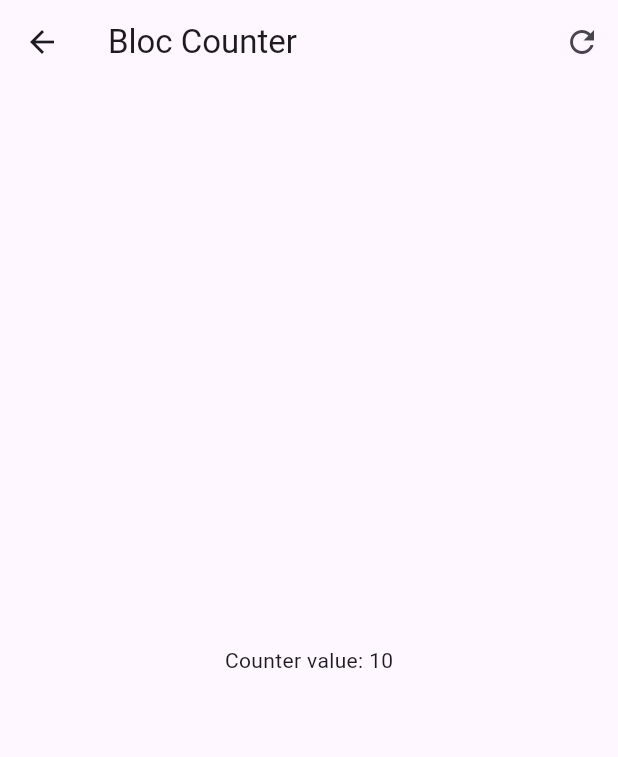
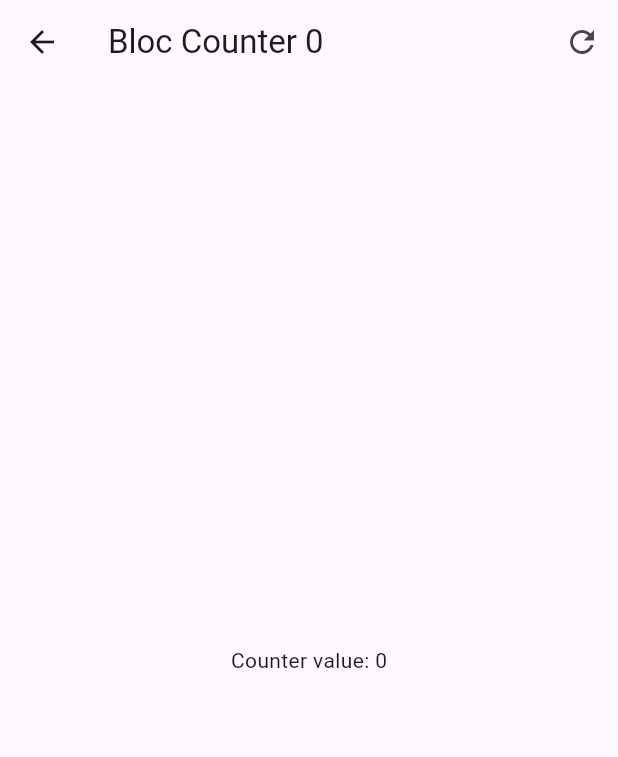
Before and after one commit to jllanas1986/Flutter-Blocs-Cubits-Forms-app, a Flutter app: the BlocCounterView screen opened directly, after a tap on the "refresh" icon, on a phone screen of 412 x 824 dp. Shown: the top 757 px of the screen. Run offline on Flutter 3.47's test engine with Material 2 defaults, Android fonts, the phone set to English and light mode, and no system bars; our stand-ins replace equatable, flutter_bloc, go_router.

Commit message:
counter change

```diff
--- a/lib/presentation/blocs/counter-bloc/counter_bloc.dart
+++ b/lib/presentation/blocs/counter-bloc/counter_bloc.dart
@@ -9,12 +9,21 @@ class CounterBloc extends Bloc<CounterEvent, CounterState> {
   CounterBloc() : super(const CounterState()) {
 
     on<CounterIncreased>(_onCounterIncreased);
+    on<CounterReset>(_onCounterReset);
 
   }
 
   void _onCounterIncreased(CounterIncreased event, Emitter<CounterState> emit) {
     emit(state.copyWith(
         counter: state.counter + event.value,
-        transactionCount: state.transactionCount + 1));
+        transactionCount: state.transactionCount + 1
+    ));
   }
+
+  void _onCounterReset(CounterReset event, Emitter<CounterState> emit) {
+    emit(state.copyWith(
+        counter: 0,
+    ));
+  }
+
 }
--- a/lib/presentation/blocs/counter-bloc/counter_event.dart
+++ b/lib/presentation/blocs/counter-bloc/counter_event.dart
@@ -11,3 +11,7 @@ class CounterIncreased extends CounterEvent {
   const CounterIncreased(this.value);
 
 }
+
+class CounterReset extends CounterEvent {
+
+}
--- a/lib/presentation/screens/bloc_counter_screen.dart
+++ b/lib/presentation/screens/bloc_counter_screen.dart
@@ -18,18 +18,20 @@ class BlocCounterView extends StatelessWidget {
   });
 
   void increaseCounterBy(BuildContext context, [int value = 1]) {
-  context.read<CounterBloc>()
-  .add(CounterIncreased(value));
-}
+    context.read<CounterBloc>().add(CounterIncreased(value));
+  }
 
   @override
   Widget build(BuildContext context) {
     return Scaffold(
       appBar: AppBar(
-        title: const Text('Bloc Counter'),
+        title: context.select((CounterBloc bloc) =>
+            Text('Bloc Counter ${bloc.state.transactionCount}')),
         actions: [
           IconButton(
-              onPressed: () => {}, icon: const Icon(Icons.refresh_outlined))
+            onPressed: () => context.read<CounterBloc>().add(CounterReset()),
+            icon: const Icon(Icons.refresh_outlined),
+          )
         ],
       ),
       body: Center(
@@ -40,18 +42,23 @@ class BlocCounterView extends StatelessWidget {
         mainAxisAlignment: MainAxisAlignment.end,
         children: [
           FloatingActionButton(
-              heroTag: '1', child: const Text('+3'), onPressed:() => increaseCounterBy(context, 3)
-            ),
+              heroTag: '1',
+              child: const Text('+3'),
+              onPressed: () => increaseCounterBy(context, 3)),
           const SizedBox(
             height: 15,
           ),
           FloatingActionButton(
-              heroTag: '2', child: const Text('+2'), onPressed:() => increaseCounterBy(context, 2)),
+              heroTag: '2',
+              child: const Text('+2'),
+              onPressed: () => increaseCounterBy(context, 2)),
           const SizedBox(
             height: 15,
           ),
           FloatingActionButton(
-              heroTag: '3', child: const Text('+1'), onPressed:() => increaseCounterBy(context))
+              heroTag: '3',
+              child: const Text('+1'),
+              onPressed: () => increaseCounterBy(context))
         ],
       ),
     );
--- a/lib/presentation/screens/home_screen.dart
+++ b/lib/presentation/screens/home_screen.dart
@@ -24,6 +24,11 @@ class HomeScreen extends StatelessWidget {
             onTap: () => context.push('/counter-bloc'),
           ),
 
+          const Padding(
+            padding: EdgeInsets.symmetric(horizontal: 10),
+            child: Divider(),
+          )
+
         ],
       ),
     );
```
